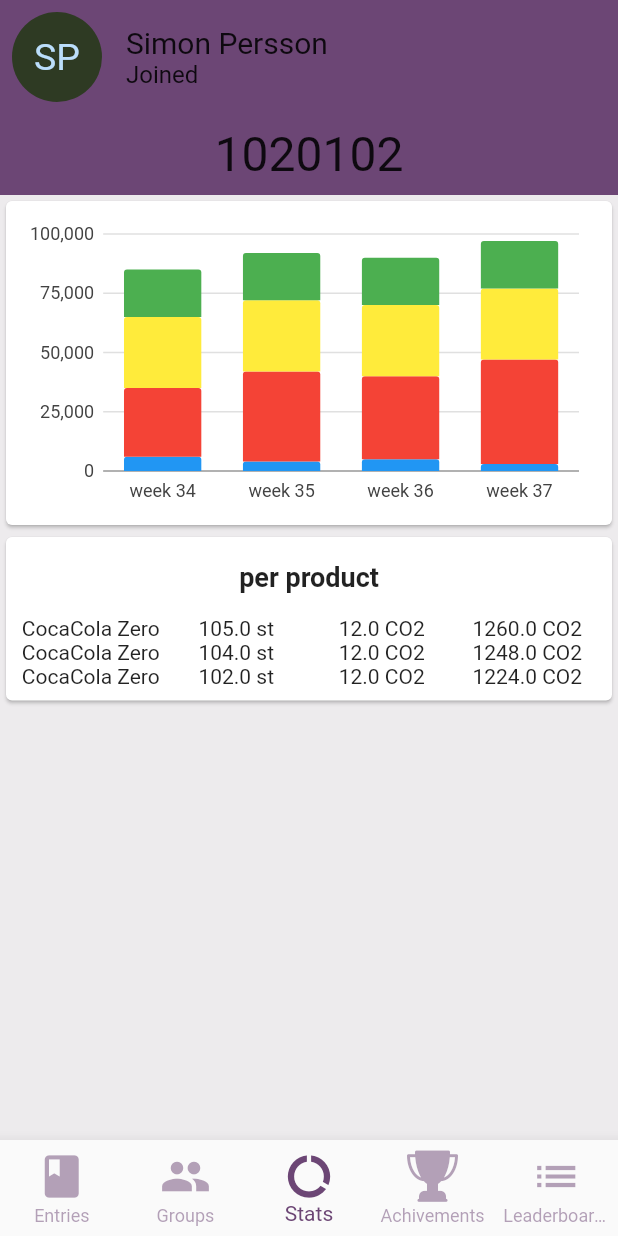
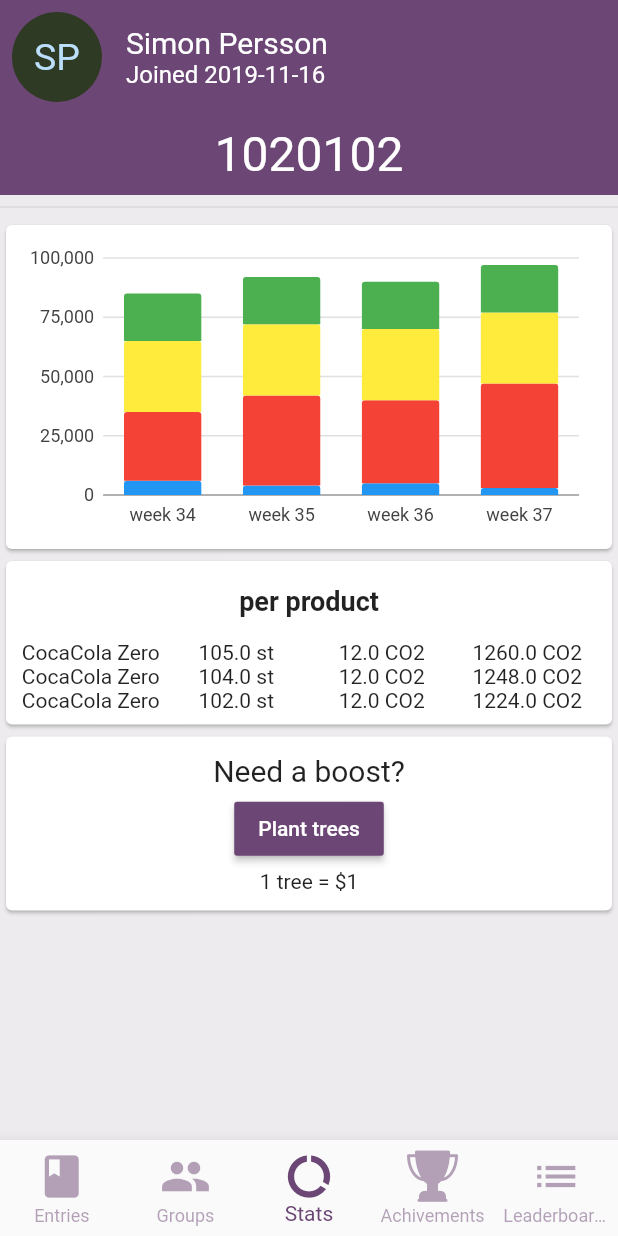
Before and after one commit to altaired/junction, a Flutter app: the screen it shows after launch, item 3 of the bottom bar chosen, on a phone screen of 412 x 824 dp. Run offline on Flutter 3.47's test engine with Material 2 defaults, Android fonts, the phone set to English and light mode, and no system bars; our stand-ins replace charts_flutter, flutter_svg, tuple.

Commit message:
Added pay to win

```diff
--- a/lib/screens/dashboard.dart
+++ b/lib/screens/dashboard.dart
@@ -43,11 +43,13 @@ class DashboardPage extends StatelessWidget {
                           children: <Widget>[
                             Text(
                               "Simon Persson",
-                              style: TextStyle(fontSize: 20.0),
+                              style: TextStyle(
+                                  fontSize: 20.0, color: Colors.white),
                             ),
                             Text(
-                              "Joined",
-                              style: TextStyle(fontSize: 16.0),
+                              "Joined 2019-11-16",
+                              style: TextStyle(
+                                  fontSize: 16.0, color: Colors.white),
                             ),
                           ],
                         ),
@@ -60,7 +62,7 @@ class DashboardPage extends StatelessWidget {
                   child: Center(
                     child: Text(
                       "1020102",
-                      style: TextStyle(fontSize: 32.0),
+                      style: TextStyle(fontSize: 32.0, color: Colors.white),
                     ),
                   ),
                 )
@@ -68,6 +70,7 @@ class DashboardPage extends StatelessWidget {
             ),
           ),
         ),
+        Divider(),
         Center(
           child: Card(
             child: Padding(
@@ -120,7 +123,42 @@ class DashboardPage extends StatelessWidget {
               ),
             ),
           ),
-        )
+        ),
+        Center(
+          child: Card(
+            child: Padding(
+              padding: EdgeInsets.all(8.0),
+              child: Container(
+                height: 100,
+                width: double.infinity,
+                child: Column(
+                  mainAxisAlignment: MainAxisAlignment.spaceEvenly,
+                  crossAxisAlignment: CrossAxisAlignment.center,
+                  children: <Widget>[
+                    Text(
+                      "Need a boost?",
+                      style: TextStyle(
+                        fontSize: 20,
+                      ),
+                    ),
+                    RaisedButton(
+                      color: ColorPalatte.blueLilac,
+                      child: Text("Plant trees",
+                          style: TextStyle(
+                            color: Colors.white,
+                          )),
+                      onPressed: () {},
+                    ),
+                    Text(
+                      "1 tree = \$1",
+                      style: TextStyle(fontSize: 14.0),
+                    )
+                  ],
+                ),
+              ),
+            ),
+          ),
+        ),
       ],
     );
   }
```
